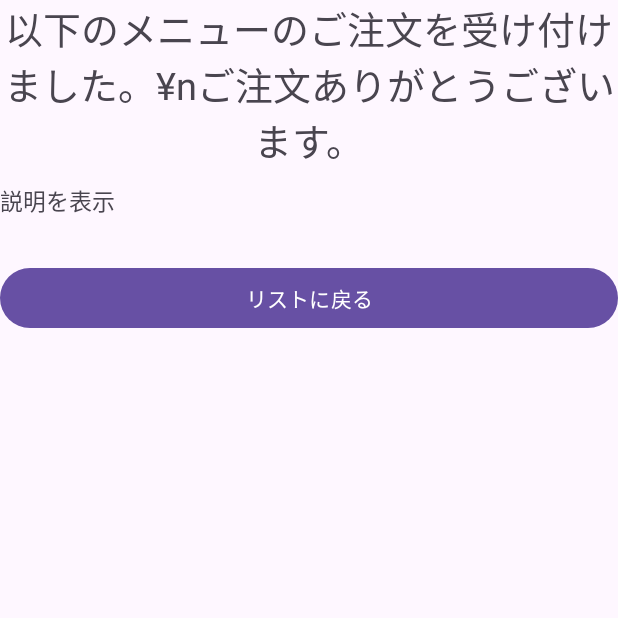
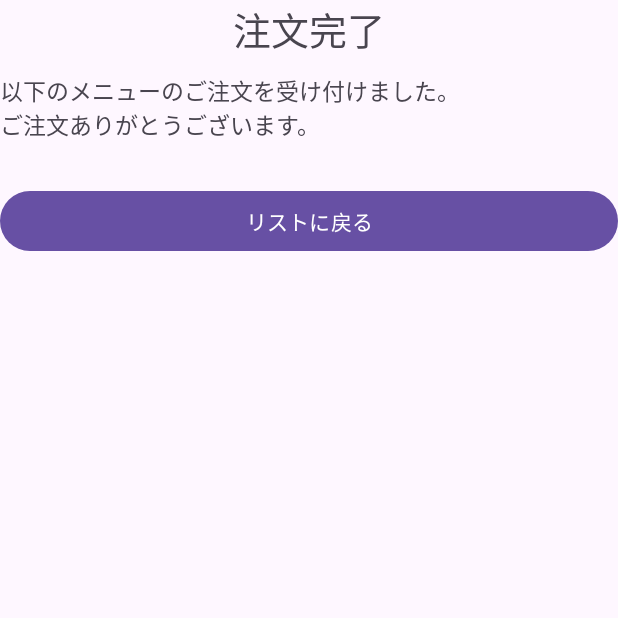
Before and after one commit to showyha08/AndroidTest8.1, an Android app: the MenuThanksActivity screen opened directly, with no data from a screen before it, on a phone screen of 412 x 824 dp, the top half of it. Run offline under Robolectric (Android 15) with nearby library versions, the phone set to English and light mode, and no system bars.

Commit message:
fix_lauout

```diff
--- a/app/src/main/java/com/websarva/wings/android/menusample/MainActivity.kt
+++ b/app/src/main/java/com/websarva/wings/android/menusample/MainActivity.kt
@@ -17,7 +17,7 @@ class MainActivity : AppCompatActivity() {
     private val _from = arrayOf("name", "price")
 
     //SimpleAdapterの第5引数toに使用するプロパティ
-    private val _to = intArrayOf(R.id.tvMenuNameRow, R.id.tvMenuNameRow)
+    private val _to = intArrayOf(R.id.tvMenuNameRow, R.id.tvMenuPriceRow)
 
     override fun onCreate(savedInstanceState: Bundle?) {
         super.onCreate(savedInstanceState)
--- a/app/src/main/res/layout/activity_menu_thanks.xml
+++ b/app/src/main/res/layout/activity_menu_thanks.xml
@@ -9,14 +9,14 @@
         android:layout_height="wrap_content"
         android:layout_marginBottom="10dp"
         android:gravity="center"
-        android:text="@string/tv_thx_text"
+        android:text="@string/tv_thx_title"
         android:textSize="25sp" />
 
     <TextView
         android:layout_width="match_parent"
         android:layout_height="wrap_content"
         android:layout_marginBottom="10dp"
-        android:text="@string/menu_list_options_desc"
+        android:text="@string/tv_thx_desc"
         android:textSize="15sp" />
 
     <androidx.appcompat.widget.LinearLayoutCompat
@@ -40,5 +40,5 @@
         android:layout_width="match_parent"
         android:layout_height="wrap_content"
         android:onClick="onBackButtonClick"
-        android:text="@string/tv_thx_back" />
+        android:text="@string/bt_thx_back" />
 </LinearLayout>
--- a/app/src/main/res/layout/row.xml
+++ b/app/src/main/res/layout/row.xml
@@ -19,12 +19,14 @@
         android:layout_marginBottom="10dp"
         android:textSize="18sp">
 
+<!--   金額を表示     -->
         <TextView
             android:id="@+id/tvMenuPriceRow"
             android:layout_width="wrap_content"
             android:layout_height="wrap_content"
             android:textSize="14sp" />
 
+<!-- 円を表示   -->
         <TextView
             android:layout_width="wrap_content"
             android:layout_height="wrap_content"
--- a/app/src/main/res/values/strings.xml
+++ b/app/src/main/res/values/strings.xml
@@ -8,4 +8,7 @@
     <string name="menu_list_options_header">操作を選んでください</string>
     <string name="tv_thx_text">以下のメニューのご注文を受け付けました。¥nご注文ありがとうございます。</string>
     <string name="tv_thx_back">リストに戻る</string>
+    <string name="tv_thx_title">注文完了</string>
+    <string name="tv_thx_desc">以下のメニューのご注文を受け付けました。\nご注文ありがとうございます。</string>
+    <string name="bt_thx_back">リストに戻る</string>
 </resources>
```
